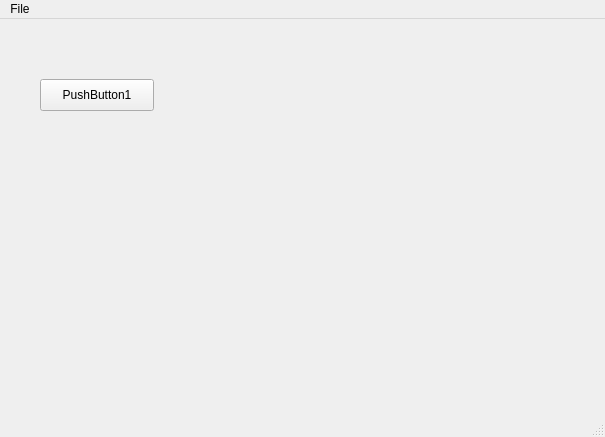
The window that mainwindow.ui (Hardikp16/qt-project1) describes before a commit, drawn with Qt 5.
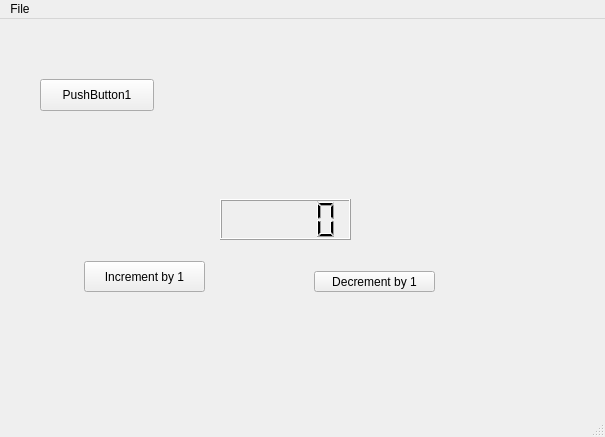
The same window after the commit.

Commit message: Made a decrement and increment by 1

```diff
--- a/mainwindow.ui
+++ b/mainwindow.ui
@@ -27,6 +27,42 @@
      <string>PushButton1</string>
     </property>
    </widget>
+   <widget class="QPushButton" name="pushButton_2">
+    <property name="geometry">
+     <rect>
+      <x>84</x>
+      <y>242</y>
+      <width>121</width>
+      <height>31</height>
+     </rect>
+    </property>
+    <property name="text">
+     <string>Increment by 1</string>
+    </property>
+   </widget>
+   <widget class="QLCDNumber" name="lcdNumber">
+    <property name="geometry">
+     <rect>
+      <x>220</x>
+      <y>180</y>
+      <width>131</width>
+      <height>41</height>
+     </rect>
+    </property>
+   </widget>
+   <widget class="QPushButton" name="pushButton_3">
+    <property name="geometry">
+     <rect>
+      <x>314</x>
+      <y>252</y>
+      <width>121</width>
+      <height>21</height>
+     </rect>
+    </property>
+    <property name="text">
+     <string>Decrement by 1</string>
+    </property>
+   </widget>
   </widget>
   <widget class="QStatusBar" name="statusBar"/>
   <widget class="QMenuBar" name="menuBar">
```
Left out of the diff: 2 changed lines with no effect on the pictures. The commit also changes 2 other files.
